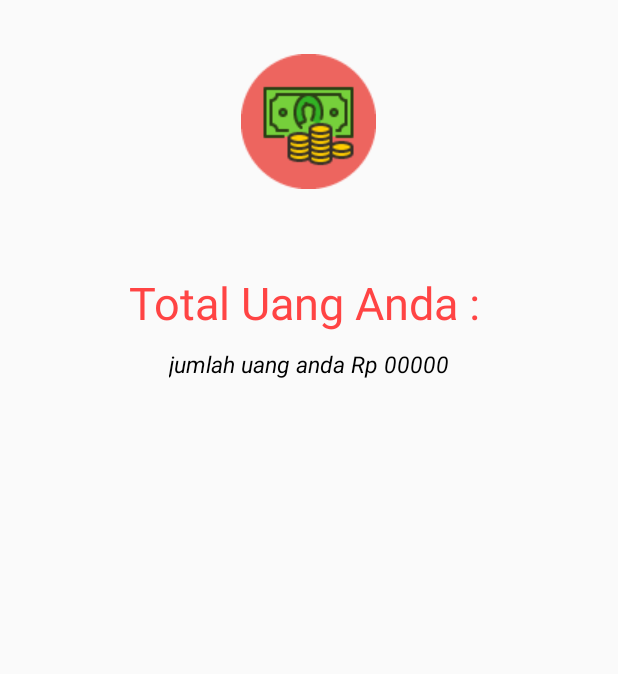
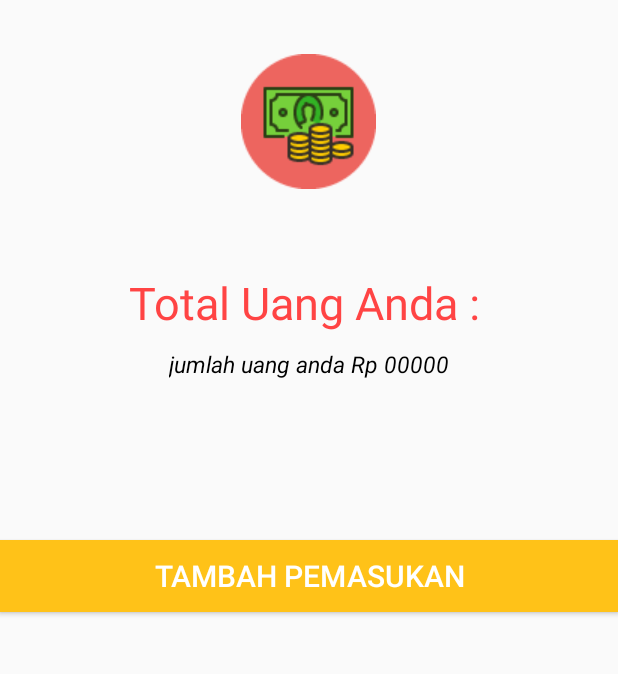
Before and after one commit to ViramelianaXIR133/Cost.In, an Android app: the screen it shows after launch (MainActivity), in the side drawer, after a tap on "Total Uang", on a phone screen of 412 x 824 dp, the part 84-758 px from its top. Run offline under Robolectric (Android 15) with nearby library versions, the phone set to English and light mode, and no system bars.

Commit message:
gaji and total fragment

```diff
--- a/app/src/main/java/id/sch/smktelkom_mlg/project2/xirpl11517192933/costin/TotalFragment.java
+++ b/app/src/main/java/id/sch/smktelkom_mlg/project2/xirpl11517192933/costin/TotalFragment.java
@@ -3,9 +3,12 @@ package id.sch.smktelkom_mlg.project2.xirpl11517192933.costin;
 
 import android.os.Bundle;
 import android.support.v4.app.Fragment;
+import android.support.v4.app.FragmentManager;
+import android.support.v4.app.FragmentTransaction;
 import android.view.LayoutInflater;
 import android.view.View;
 import android.view.ViewGroup;
+import android.widget.Button;
 
 
 /**
@@ -13,17 +16,56 @@ import android.view.ViewGroup;
  */
 public class TotalFragment extends Fragment {
 
-
     public TotalFragment() {
         // Required empty public constructor
     }
 
 
+    //private Context CurrentObj=this;
     @Override
     public View onCreateView(LayoutInflater inflater, ViewGroup container,
                              Bundle savedInstanceState) {
+
+
         // Inflate the layout for this fragment
+//       View t = inflater.inflate(R.layout.total_layout, container, false);
+//t.findViewById(R.id.buttonGaji).setOnClickListener(new View.OnClickListener() {
+//    @Override
+//    public  void onClick(View v){
+//      //  startActivity(new Intent(TotalFragment.this, GajiFragment.class));
+//        Intent redirect=new Intent(TotalFragment.getApplicationContext(),GajiFragment.class);
+//        startActivity(redirect);
+//    }
+//
+//});
+        View t = inflater.inflate(R.layout.total_layout, container, false);
+        Button totalBtn = (Button) t.findViewById(R.id.buttonGaji);
+        totalBtn.setOnClickListener(new View.OnClickListener() {
+            @Override
+            public void onClick(View arg0) {
+//                // TODO Auto-generated method stub
+//
+////                Intent redirect=new Intent(CurrentObj.getApplicationContext(),GajiFragment.class);
+////                startActivity(redirect);
+//                Fragment fragment = new TotalFragment();
+//             Intent redirect=new Intent(fragment.getActivity(), GajiFragment.class);
+//     fragment.startActivity(redirect);
+
+////            Fragment fragment = new GajiFragment();
+//
+//
+                FragmentManager fm = getFragmentManager();
+                FragmentTransaction ft = fm.beginTransaction();
+                TotalFragment llf = new TotalFragment();
+                ft.replace(R.id.fragmentgaji, llf);
+                ft.commit();
+            }
+        });
         return inflater.inflate(R.layout.total_layout, container, false);
+//return rootView();
+
+
     }
 
+
 }
--- a/app/src/main/res/layout/total_layout.xml
+++ b/app/src/main/res/layout/total_layout.xml
@@ -1,5 +1,6 @@
 <RelativeLayout xmlns:android="http://schemas.android.com/apk/res/android"
     xmlns:tools="http://schemas.android.com/tools"
+    android:id="@+id/fragmenttotal"
     android:layout_width="match_parent"
     android:layout_height="match_parent"
     tools:context="id.sch.smktelkom_mlg.project2.xirpl11517192933.costin.TotalFragment">
@@ -18,6 +19,7 @@
         android:textSize="30sp" />
 
     <TextView
+        android:id="@+id/tvtotal"
         android:layout_width="wrap_content"
         android:layout_height="wrap_content"
         android:layout_below="@+id/textView"
@@ -39,5 +41,16 @@
         android:layout_marginTop="36dp"
         android:src="@drawable/total" />
 
-
+    <Button
+        android:id="@+id/buttonGaji"
+        style="@style/Base.TextAppearance.AppCompat.Title"
+        android:layout_width="match_parent"
+        android:layout_height="wrap_content"
+        android:layout_alignParentLeft="true"
+        android:layout_alignParentStart="true"
+        android:layout_centerVertical="true"
+        android:background="@drawable/bgbtn"
+        android:text="Tambah Pemasukan"
+        android:textAlignment="center"
+        android:textColor="@android:color/white" />
 </RelativeLayout>
```
Also changed, not shown: app/src/main/java/id/sch/smktelkom_mlg/project2/xirpl11517192933/costin/GajiFragment.java (added, +29 -0 lines), app/src/main/java/id/sch/smktelkom_mlg/project2/xirpl11517192933/costin/MainActivity.java (+9 -1 lines), app/src/main/res/layout/fragment_gaji.xml (added, +68 -0 lines).
